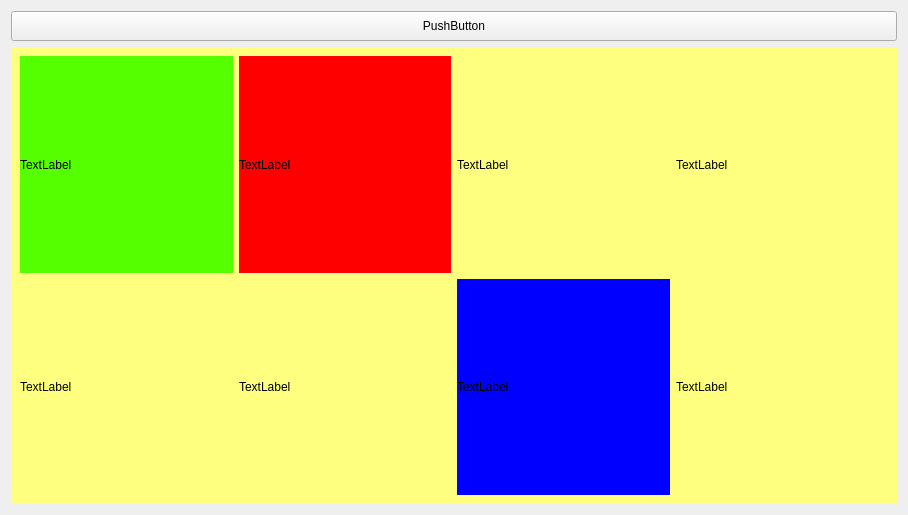
First picture: the form in production/view/post_template.ui, repository ashutosh7561/team-management, before the edit.
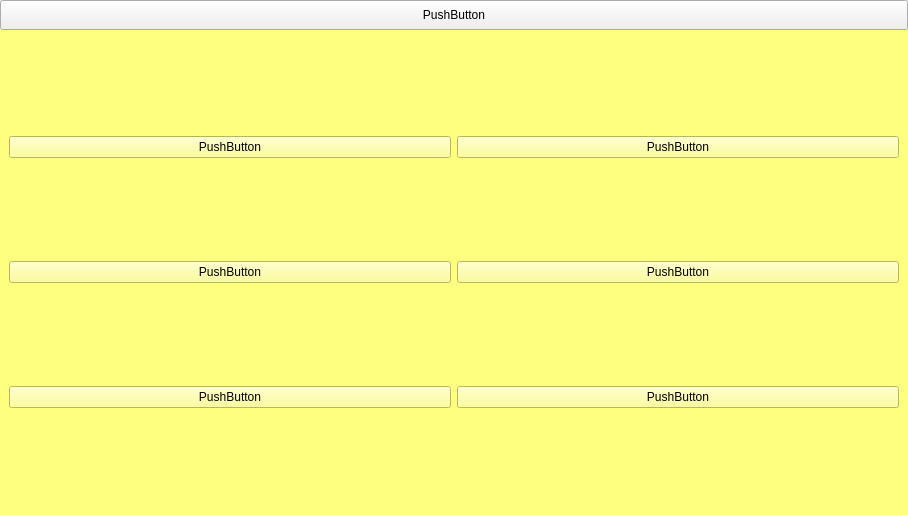
Second picture: the form after the edit.

Commit message: Extend post_template functionality

```diff
--- a/production/view/post_template.ui
+++ b/production/view/post_template.ui
@@ -14,6 +14,21 @@
    <string>Form</string>
   </property>
   <layout class="QVBoxLayout" name="verticalLayout">
+   <property name="spacing">
+    <number>0</number>
+   </property>
+   <property name="leftMargin">
+    <number>0</number>
+   </property>
+   <property name="topMargin">
+    <number>0</number>
+   </property>
+   <property name="rightMargin">
+    <number>0</number>
+   </property>
+   <property name="bottomMargin">
+    <number>0</number>
+   </property>
    <item>
     <widget class="QPushButton" name="post_name">
      <property name="enabled">
@@ -69,68 +84,45 @@
       <number>-1</number>
      </property>
      <layout class="QGridLayout" name="gridLayout">
+      <item row="2" column="0">
+       <widget class="QPushButton" name="access_right_3">
+        <property name="text">
+         <string>PushButton</string>
+        </property>
+       </widget>
+      </item>
       <item row="0" column="0">
-       <widget class="QLabel" name="label">
-        <property name="styleSheet">
-         <string notr="true">background-color: rgb(85, 255, 0)</string>
+       <widget class="QPushButton" name="access_right_1">
+        <property name="text">
+         <string>PushButton</string>
         </property>
+       </widget>
+      </item>
+      <item row="0" column="1">
+       <widget class="QPushButton" name="access_right_2">
         <property name="text">
-         <string>TextLabel</string>
+         <string>PushButton</string>
         </property>
        </widget>
       </item>
-      <item row="1" column="3">
-       <widget class="QLabel" name="label_8">
+      <item row="2" column="1">
+       <widget class="QPushButton" name="access_right_4">
         <property name="text">
-         <string>TextLabel</string>
+         <string>PushButton</string>
         </property>
        </widget>
       </item>
       <item row="1" column="0">
-       <widget class="QLabel" name="label_5">
+       <widget class="QPushButton" name="access_right_5">
         <property name="text">
-         <string>TextLabel</string>
+         <string>PushButton</string>
         </property>
        </widget>
       </item>
       <item row="1" column="1">
-       <widget class="QLabel" name="label_6">
+       <widget class="QPushButton" name="access_right_6">
         <property name="text">
-         <string>TextLabel</string>
-        </property>
-       </widget>
-      </item>
-      <item row="0" column="3">
-       <widget class="QLabel" name="label_4">
-        <property name="text">
-         <string>TextLabel</string>
-        </property>
-       </widget>
-      </item>
-      <item row="1" column="2">
-       <widget class="QLabel" name="label_7">
-        <property name="styleSheet">
-         <string notr="true">background-color: rgb(0, 0, 255)</string>
-        </property>
-        <property name="text">
-         <string>TextLabel</string>
-        </property>
-       </widget>
-      </item>
-      <item row="0" column="1">
-       <widget class="QLabel" name="label_2">
-        <property name="styleSheet">
-         <string notr="true">background-color: rgb(255, 0, 0)</string>
-        </property>
-        <property name="text">
-         <string>TextLabel</string>
-        </property>
-       </widget>
-      </item>
-      <item row="0" column="2">
-       <widget class="QLabel" name="label_3">
-        <property name="text">
-         <string>TextLabel</string>
+         <string>PushButton</string>
         </property>
        </widget>
       </item>
```
The commit also changes 1 other file.
